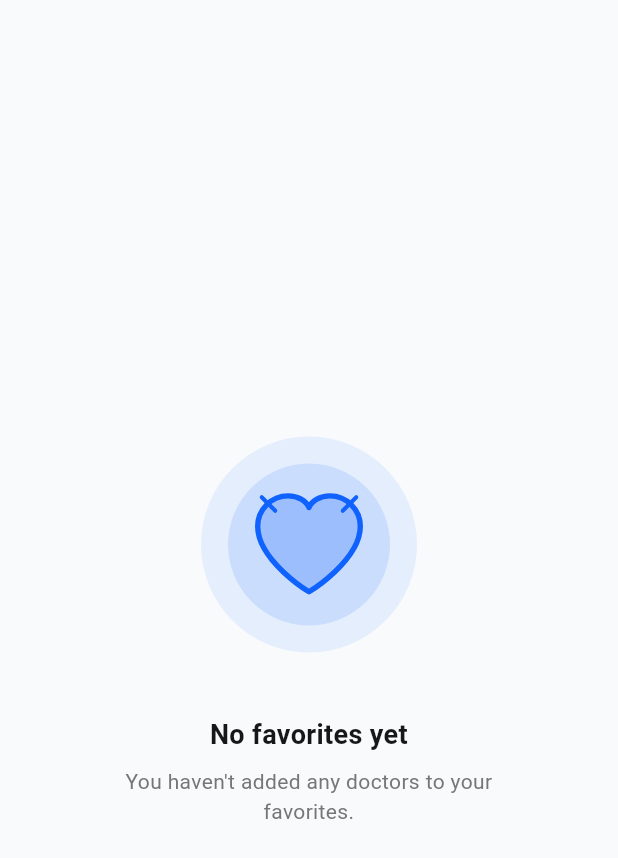
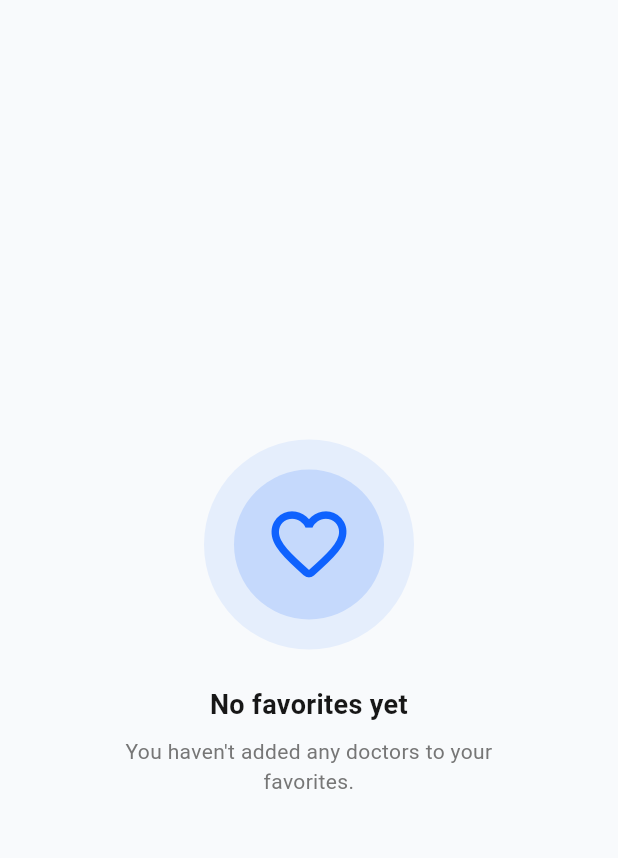
Before and after one commit to EsraaAhmed886/appoynt-api, a Flutter app: the EmptyFavoritesWidget widget shown alone on an empty page, opened directly, on a phone screen of 412 x 824 dp. Shown: the top 858 px of the screen. Run offline on Flutter 3.47's test engine with Material 3 defaults, Android fonts, the phone set to English and light mode, and no system bars; our stand-ins replace connectivity_plus, dartz, dio, equatable, flutter_bloc, flutter_secure_storage and 6 more; accounts and stored records are empty; network calls fail.

Commit message:
[APPOYNT-122][MOBILE][REFACTOR]: Render pure Flutter concentric heart for empty favorites and optimize search keyboard inset handling

```diff
--- a/appoynt_moblie_app/lib/features/favorites/presentation/widgets/empty_favorites_widget.dart
+++ b/appoynt_moblie_app/lib/features/favorites/presentation/widgets/empty_favorites_widget.dart
@@ -2,22 +2,20 @@
  * File Name: empty_favorites_widget.dart
  * Author: Kholoud Khaled
  * Date of Creation: 14/08/2026
- * Version Information: V1.0.0
+ * Version Information: V2.0.0
  * Dependencies: package:flutter/material.dart,
- *   package:flutter_svg/flutter_svg.dart,
  *   package:appoynt_mobile_app/core/localization/app_localizations.dart,
  *   package:appoynt_mobile_app/constants/app_spacing.dart,
  *   package:appoynt_mobile_app/core/theme/colors/app_colors.dart
  * Contributors: [Kholoud Khaled]
  * Last Modified Date: [Kholoud Khaled - 14/08/2026]
- * File Description: Centered empty state layout displaying the empty_favorites SVG
- *   and localized title and subtitle when no favorited doctors exist.
+ * File Description: Centered empty state layout displaying a pure Flutter code-rendered
+ *   concentric heart illustration and localized title and subtitle when no favorited doctors exist.
+ *   V2.0.0 eliminates external SVG asset dependencies completely.
  */
 
 // Import standard material design widget framework
 import 'package:flutter/material.dart';
-// Import flutter_svg for SVG asset rendering
-import 'package:flutter_svg/flutter_svg.dart';
 // Import layout design tokens
 import 'package:appoynt_mobile_app/constants/app_spacing.dart';
 // Import central color palette tokens
@@ -25,27 +23,29 @@ import 'package:appoynt_mobile_app/core/theme/colors/app_colors.dart';
 // Import localization dictionary
 import 'package:appoynt_mobile_app/core/localization/app_localizations.dart';
 
-// Local layout dimension constants to strictly eliminate raw numbers
+// Local layout dimension constants strictly eliminating raw hardcoded numbers
 class _LocalDimensions {
-  // SVG illustration height in logical pixels
-  static const double svg_height = 180.0;
-  // SVG illustration width in logical pixels
-  static const double svg_width = 180.0;
-  // Vertical spacing after SVG illustration
-  static const double spacing_svg = 24.0;
-  // Vertical spacing after title text
+  // Outer decorative ring container diameter (140px)
+  static const double outer_ring_size = 140.0;
+  // Inner accent circle container diameter (100px)
+  static const double inner_ring_size = 100.0;
+  // Primary central heart icon logical size (60px)
+  static const double icon_size = 60.0;
+  // Vertical spacing after code illustration (24px)
+  static const double spacing_illustration = 24.0;
+  // Vertical spacing after title text (8px)
   static const double spacing_title = 8.0;
-  // Max width constraint for subtitle text container
+  // Max width constraint for subtitle text container (280px)
   static const double max_subtitle_width = 280.0;
 }
 
-// Reusable EmptyFavoritesWidget definition
+// Reusable EmptyFavoritesWidget definition rendering pure code illustration
 class EmptyFavoritesWidget extends StatelessWidget {
   // Constant constructor
   const EmptyFavoritesWidget({super.key});
 
   @override
-  // Build method constructing centered layout
+  // Build method constructing centered layout hierarchy
   Widget build(BuildContext context) {
     // Resolve localization dictionary context
     final AppLocalizations localizations = AppLocalizations.of(context);
@@ -60,20 +60,9 @@ class EmptyFavoritesWidget extends StatelessWidget {
           mainAxisAlignment: MainAxisAlignment.center,
           crossAxisAlignment: CrossAxisAlignment.center,
           children: [
-            // Centered Empty Favorites SVG illustration with error fallback
-            SvgPicture.asset(
-              'assets/svgs/empty_favorites.svg',
-              height: _LocalDimensions.svg_height,
-              width: _LocalDimensions.svg_width,
-              placeholderBuilder: (BuildContext placeholder_context) {
-                return Icon(
-                  Icons.favorite_border_rounded,
-                  size: 80.0,
-                  color: AppColors.primary_color.withValues(alpha: 0.4),
-                );
-              },
-            ),
-            const SizedBox(height: _LocalDimensions.spacing_svg),
+            // Pure Flutter code-rendered concentric layered heart illustration
+            _build_illustration(is_dark),
+            const SizedBox(height: _LocalDimensions.spacing_illustration),
             // Title Text: "No favorites yet"
             Text(
               localizations.favorites_empty_title,
@@ -109,4 +98,40 @@ class EmptyFavoritesWidget extends StatelessWidget {
       ),
     );
   }
+
+  // Private helper building a modern pure code-rendered concentric heart illustration
+  Widget _build_illustration(bool is_dark) {
+    // Return outer decorative ring container with primary tint background
+    return Container(
+      width: _LocalDimensions.outer_ring_size,
+      height: _LocalDimensions.outer_ring_size,
+      decoration: BoxDecoration(
+        shape: BoxShape.circle,
+        color: AppColors.primary_color.withValues(
+          alpha: is_dark ? 0.12 : 0.08,
+        ),
+      ),
+      child: Center(
+        // Inner accent circle container with stronger primary opacity
+        child: Container(
+          width: _LocalDimensions.inner_ring_size,
+          height: _LocalDimensions.inner_ring_size,
+          decoration: BoxDecoration(
+            shape: BoxShape.circle,
+            color: AppColors.primary_color.withValues(
+              alpha: is_dark ? 0.22 : 0.15,
+            ),
+          ),
+          child: const Center(
+            // Central large primary heart icon
+            child: Icon(
+              Icons.favorite_border_rounded,
+              size: _LocalDimensions.icon_size,
+              color: AppColors.primary_color,
+            ),
+          ),
+        ),
+      ),
+    );
+  }
 }
--- a/appoynt_moblie_app/lib/features/search/presentation/pages/search_page.dart
+++ b/appoynt_moblie_app/lib/features/search/presentation/pages/search_page.dart
@@ -143,8 +143,8 @@ class _SearchPageState extends State<SearchPage> {
 
            // Return base scaffold widget applying off-white background
           return Scaffold(
-            // Prevent bottom navigation bar from shifting up with the keyboard
-            resizeToAvoidBottomInset: false,
+            // Allow scaffold to resize viewInsets when soft keyboard is active
+            resizeToAvoidBottomInset: true,
             // Stack overlaying alert confirmation dialogs above body (BR-11/FR-15 wrapper)
             body: Stack(
               // Draw child layouts
@@ -153,8 +153,9 @@ class _SearchPageState extends State<SearchPage> {
                 IgnorePointer(
                   // Ignore flag mapping modal visibility
                   ignoring: state.is_confirm_modal_visible,
-                  // Safe area placing core components
+                  // Safe area placing core components with bottom inset disabled for keyboard
                   child: SafeArea(
+                    bottom: false,
                     // Column listing search header, chip filters, dynamic body, and bottom nav
                     child: Column(
                       // Align layout children
@@ -420,18 +421,13 @@ class _SearchPageState extends State<SearchPage> {
                         // Expanded view displaying active dynamic body state
                         Expanded(
                           // Switch widget representing different search statuses (dynamic body states)
-                          child: Padding(
-                            // Add bottom padding matching active keyboard height to avoid results blockage
-                            padding: EdgeInsets.only(
-                              bottom: MediaQuery.of(context).viewInsets.bottom,
-                            ),
-                            child: _build_dynamic_body(context, state, cubit, localizations, is_dark),
-                          ),
+                          child: _build_dynamic_body(context, state, cubit, localizations, is_dark),
                         ),
-                        // Fixed Bottom Navigation Bar layout component (84px height) using reusable AppBottomNavBar component
-                        AppBottomNavBar(
-                          // Highlight Search tab as active index 2
-                          selected_index: 2,
+                        // Fixed Bottom Navigation Bar component shown only when soft keyboard is closed
+                        if (0 == MediaQuery.of(context).viewInsets.bottom)
+                          AppBottomNavBar(
+                            // Highlight Search tab as active index 2
+                            selected_index: 2,
                           // Handle tap on navigation items
                           on_tap: (index) {
                             // Check if page remains mounted using Yoda style check
```
